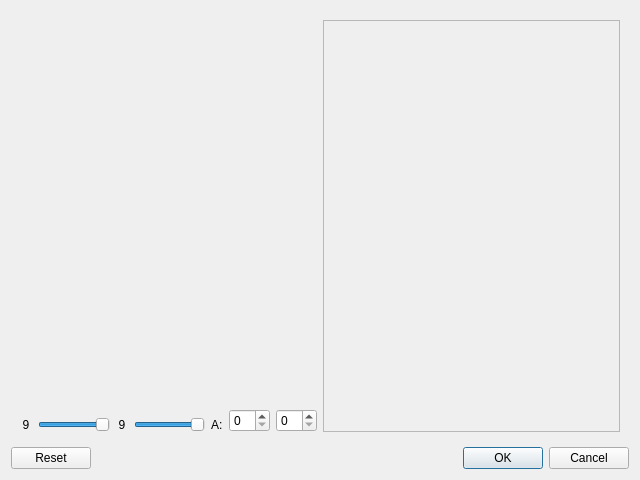
Before: the Qt Designer form customfilter.ui in parzygnat/cg_project_1, drawn with Qt 5.
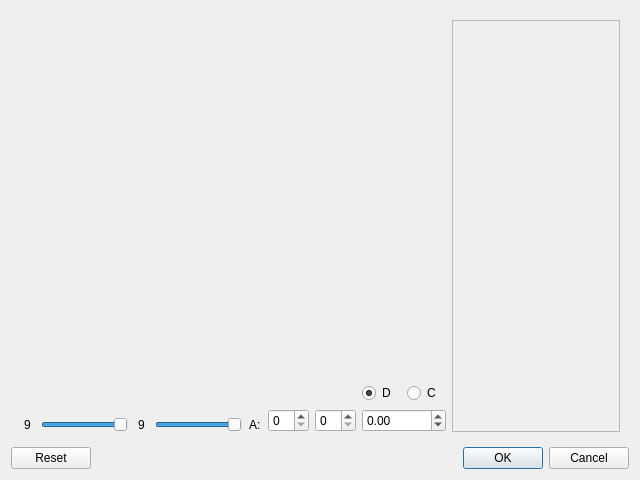
After: the same form once the commit is applied.

Commit message: custom divisor support added

Patch:
```diff
--- a/customfilter.ui
+++ b/customfilter.ui
@@ -55,7 +55,7 @@
        </layout>
       </item>
       <item>
-       <layout class="QHBoxLayout" name="horizontalLayout" stretch="1,1">
+       <layout class="QHBoxLayout" name="horizontalLayout" stretch="4,1,2">
         <property name="sizeConstraint">
          <enum>QLayout::SetFixedSize</enum>
         </property>
@@ -164,6 +164,41 @@
           </item>
          </layout>
         </item>
+        <item>
+         <layout class="QVBoxLayout" name="verticalLayout_3" stretch="100,1">
+          <item>
+           <layout class="QHBoxLayout" name="horizontalLayout_2">
+            <item alignment="Qt::AlignBottom">
+             <widget class="QRadioButton" name="radioButton_2">
+              <property name="text">
+               <string>D</string>
+              </property>
+              <property name="checked">
+               <bool>true</bool>
+              </property>
+             </widget>
+            </item>
+            <item alignment="Qt::AlignBottom">
+             <widget class="QRadioButton" name="radioButton">
+              <property name="text">
+               <string>C</string>
+              </property>
+             </widget>
+            </item>
+           </layout>
+          </item>
+          <item alignment="Qt::AlignBottom">
+           <widget class="QDoubleSpinBox" name="divisor">
+            <property name="minimum">
+             <double>-1000.000000000000000</double>
+            </property>
+            <property name="maximum">
+             <double>1000.000000000000000</double>
+            </property>
+           </widget>
+          </item>
+         </layout>
+        </item>
         <item>
          <widget class="QScrollArea" name="scrollArea">
           <property name="widgetResizable">
@@ -174,7 +209,7 @@
             <rect>
              <x>0</x>
              <y>0</y>
-             <width>304</width>
+             <width>164</width>
              <height>68</height>
             </rect>
            </property>
```
The commit also changes 8 other files.
